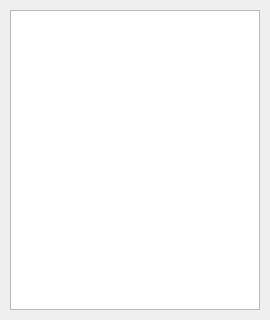
Old version of the form QtDiscovery/mainwindow.ui in the repository Vicos/QtDiscovery.
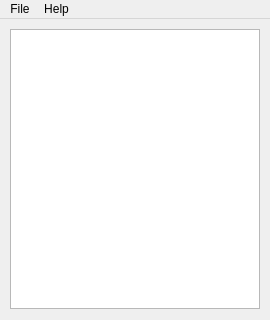
New version of the form.

```diff
--- a/QtDiscovery/mainwindow.ui
+++ b/QtDiscovery/mainwindow.ui
@@ -20,11 +20,52 @@
       <x>10</x>
       <y>10</y>
       <width>250</width>
-      <height>300</height>
+      <height>280</height>
      </rect>
     </property>
    </widget>
   </widget>
+  <widget class="QMenuBar" name="menuBar">
+   <property name="geometry">
+    <rect>
+     <x>0</x>
+     <y>0</y>
+     <width>270</width>
+     <height>21</height>
+    </rect>
+   </property>
+   <widget class="QMenu" name="menuFile">
+    <property name="title">
+     <string>File</string>
+    </property>
+    <addaction name="actionDiscover"/>
+    <addaction name="separator"/>
+    <addaction name="actionQuit"/>
+   </widget>
+   <widget class="QMenu" name="menuHelp">
+    <property name="title">
+     <string>Help</string>
+    </property>
+    <addaction name="actionAbout"/>
+   </widget>
+   <addaction name="menuFile"/>
+   <addaction name="menuHelp"/>
+  </widget>
+  <action name="actionDiscover">
+   <property name="text">
+    <string>Discover</string>
+   </property>
+  </action>
+  <action name="actionQuit">
+   <property name="text">
+    <string>Quit</string>
+   </property>
+  </action>
+  <action name="actionAbout">
+   <property name="text">
+    <string>About...</string>
+   </property>
+  </action>
  </widget>
  <layoutdefault spacing="6" margin="11"/>
  <resources/>
```
Left out of the diff: 19 changed lines with no effect on the pictures.
